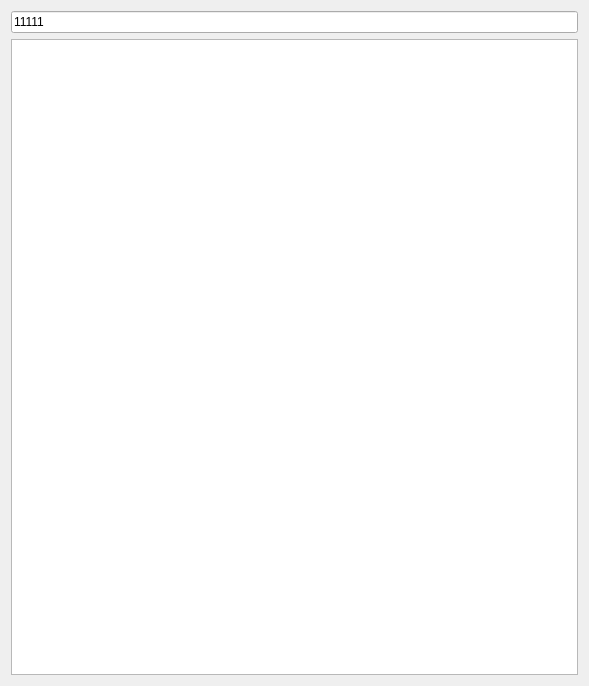
Old version of the form StickyNote/StickyNote.ui in the repository Sur-Ring/DesktopMemo.
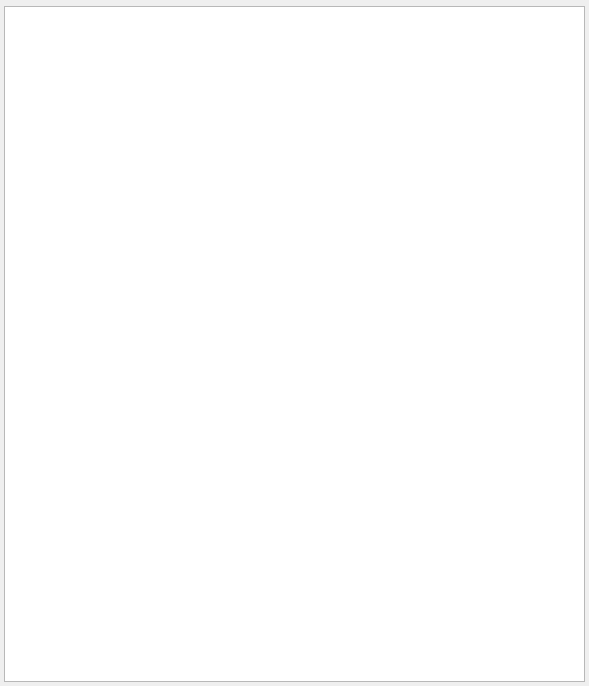
New version of the form. Custom widgets are drawn as their Qt base class.

What changed in the file:
```diff
--- a/StickyNote/StickyNote.ui
+++ b/StickyNote/StickyNote.ui
@@ -17,12 +17,23 @@
    <string>StickyNote</string>
   </property>
   <layout class="QVBoxLayout" name="verticalLayout">
+   <property name="spacing">
+    <number>2</number>
+   </property>
+   <property name="leftMargin">
+    <number>4</number>
+   </property>
+   <property name="topMargin">
+    <number>4</number>
+   </property>
+   <property name="rightMargin">
+    <number>4</number>
+   </property>
+   <property name="bottomMargin">
+    <number>4</number>
+   </property>
    <item>
-    <widget class="QLineEdit" name="lineEdit">
-     <property name="text">
-      <string>11111</string>
-     </property>
-    </widget>
+    <widget class="ToolBar::ToolBar" name="tool_bar" native="true"/>
    </item>
    <item>
     <widget class="Memo" name="plainTextEdit"/>
@@ -35,6 +46,12 @@
    <extends>QPlainTextEdit</extends>
    <header>StickyNote/Memo.h</header>
   </customwidget>
+  <customwidget>
+   <class>ToolBar::ToolBar</class>
+   <extends>QWidget</extends>
+   <header>ToolBar/ToolBar.h</header>
+   <container>1</container>
+  </customwidget>
  </customwidgets>
  <resources/>
  <connections/>
```
Left out of the diff: 2 changed lines with no effect on the pictures.
